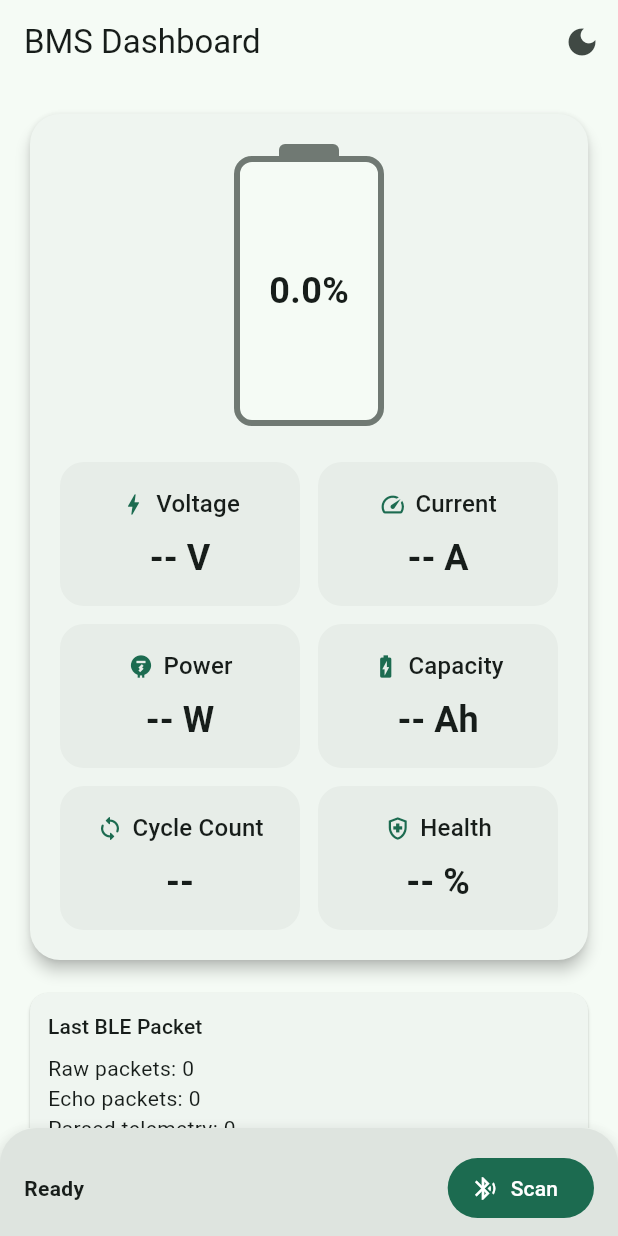
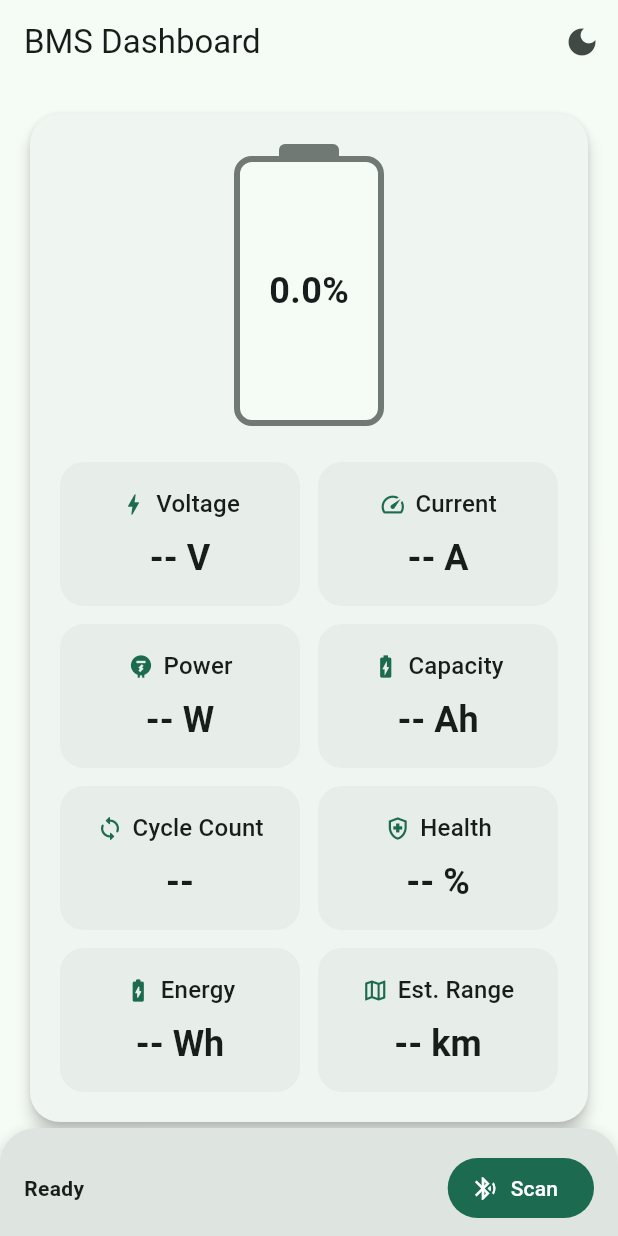
Before and after one commit to BWeera/BMS-manager-Ebike, a Flutter app: the screen it shows after launch, on a phone screen of 412 x 824 dp. Run offline on Flutter 3.47's test engine with Material 3 defaults, Android fonts, the phone set to English and light mode, and no system bars; our stand-ins replace flutter_blue_plus, permission_handler.

Commit message:
estimated range done

```diff
--- a/bms_manager/lib/main.dart
+++ b/bms_manager/lib/main.dart
@@ -755,6 +755,14 @@ class _MetricsPanel extends StatelessWidget {
                 Expanded(child: _metricTile(context, 'Health', metrics?.healthString ?? '-- %', Icons.health_and_safety_outlined, valueStyle)),
               ],
             ),
+            const SizedBox(height: 12),
+            Row(
+              children: [
+                Expanded(child: _metricTile(context, 'Energy', metrics?.energyString ?? '-- Wh', Icons.battery_charging_full_rounded, valueStyle)),
+                const SizedBox(width: 12),
+                Expanded(child: _metricTile(context, 'Est. Range', metrics?.rangeString ?? '-- km', Icons.map_outlined, valueStyle)),
+              ],
+            ),
             if (metrics != null) ...[
               const SizedBox(height: 16),
               Divider(color: Theme.of(context).colorScheme.outlineVariant),
@@ -830,6 +838,26 @@ class BmsMetrics {
   String get capacityString => totalCapacityAh != null ? '${totalCapacityAh!.toStringAsFixed(1)} Ah' : '-- Ah';
   String get cyclesString => cycles != null ? '$cycles' : '--';
   String get healthString => healthPercent != null ? '${healthPercent!.toStringAsFixed(1)} %' : '-- %';
+
+  double? get remainingWh {
+    double? currentAh = remainingCapacityAh;
+    if (currentAh == null && totalCapacityAh != null) {
+      currentAh = totalCapacityAh! * (batteryPercent / 100.0);
+    }
+    if (currentAh == null || currentAh <= 0) return null;
+    return currentAh * voltage;
+  }
+
+  double? get estimatedRangeKm {
+    final wh = remainingWh;
+    if (wh == null) return null;
+    // Assume average e-bike efficiency to be roughly 20 Wh/km
+    const efficiencyWhPerKm = 20.0;
+    return wh / efficiencyWhPerKm;
+  }
+
+  String get rangeString => estimatedRangeKm != null ? '${estimatedRangeKm!.toStringAsFixed(1)} km' : '-- km';
+  String get energyString => remainingWh != null ? '${remainingWh!.toStringAsFixed(0)} Wh' : '-- Wh';
 
   BmsMetrics copyWith({
     double? batteryPercent,
```
